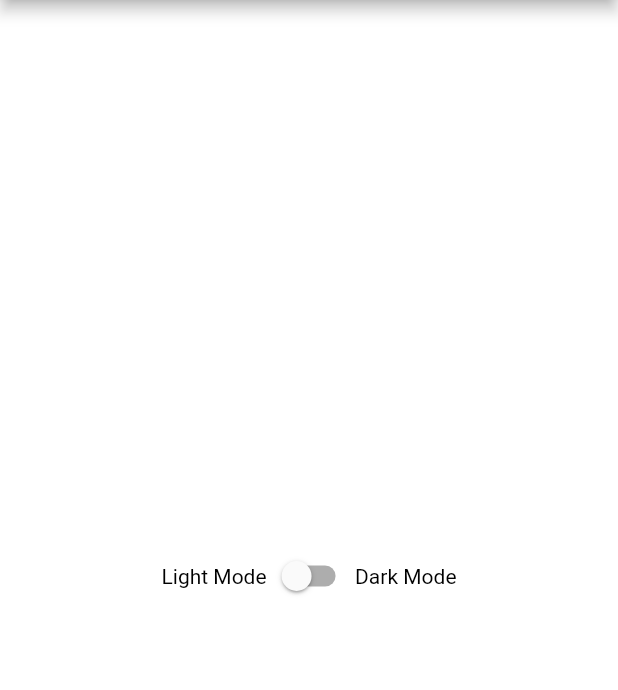
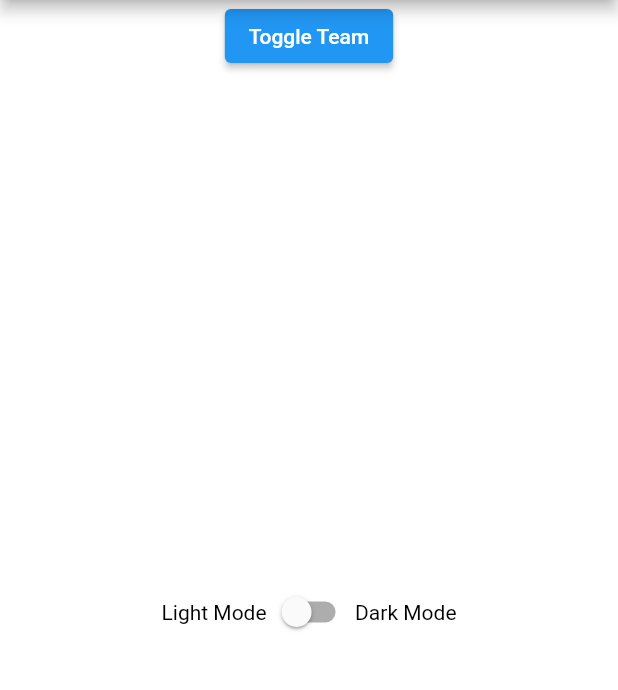
Before and after one commit to ClementPeter/riverpod_theme_switcher, a Flutter app: the screen it shows after launch, on a phone screen of 412 x 824 dp, the part 84-774 px from its top. Run offline on Flutter 3.47's test engine with Material 2 defaults, Android fonts, the phone set to English and light mode, and no system bars; our stand-ins replace flutter_riverpod.

Commit message:
🚀theme_riverpod” git push
git add .
git pull
git commit -m 🚀theme_riverpod”

```diff
--- a/lib/app_theme.dart
+++ b/lib/app_theme.dart
@@ -10,7 +10,7 @@ class AppTheme {
     scaffoldBackgroundColor: whiteColor,
     appBarTheme: const AppBarTheme(
       color: tealColor,
-      iconTheme: IconThemeData(color: whiteColor),
+      iconTheme: IconThemeData(color: blackColor),
     ),
     textTheme: const TextTheme(
       bodyMedium: TextStyle(color: blackColor),
--- a/lib/main.dart
+++ b/lib/main.dart
@@ -11,19 +11,113 @@ void main() {
   );
 }
 
+// //App Theming with Change Notifier Provider
+// class MyApp extends ConsumerWidget {
+//   const MyApp({super.key});
+
+//   @override
+//   Widget build(BuildContext context, WidgetRef ref) {
+//     final appThemeMode = ref.watch(appThemeChangeNotifierProvider);
+//     return MaterialApp(
+//       title: 'Riverpod theme Demo',
+//       theme: AppTheme.lightTheme,
+//       //setting 'darkTheme' helps enable system dark mode
+//       darkTheme: AppTheme.darkTheme,
+//       themeMode:
+//           appThemeMode.isDarkModeEnabled ? ThemeMode.dark : ThemeMode.light,
+//       home: const MyHomePage(title: 'Riverpod theme Demo'),
+//     );
+//   }
+// }
+
+// class MyHomePage extends StatefulWidget {
+//   const MyHomePage({super.key, required this.title});
+
+//   final String title;
+
+//   @override
+//   State<MyHomePage> createState() => _MyHomePageState();
+// }
+
+// class _MyHomePageState extends State<MyHomePage> {
+//   @override
+//   Widget build(BuildContext context) {
+//     return Scaffold(
+//       appBar: AppBar(
+//         title: Text(widget.title),
+//         centerTitle: true,
+//       ),
+//       body: const Column(
+//         mainAxisAlignment: MainAxisAlignment.center,
+//         children: <Widget>[
+//           Expanded(
+//             child: Row(
+//               mainAxisAlignment: MainAxisAlignment.center,
+//               children: [
+//                 Text('Light Mode'),
+//                 DarkModeSwitch(),
+//                 Text('Dark Mode'),
+//               ],
+//             ),
+//           ),
+//           //
+//         ],
+//       ),
+//     );
+//   }
+// }
+
+// class DarkModeSwitch extends ConsumerWidget {
+//   const DarkModeSwitch({super.key});
+
+//   @override
+//   Widget build(BuildContext context, WidgetRef ref) {
+//     final switchThemeMode = ref.watch(appThemeChangeNotifierProvider);
+//     return Switch(
+//       //value:ref.watch(appThemeChangeNotifierProvider.notifier).isDarkModeEnabled,
+//       value: switchThemeMode.isDarkModeEnabled,
+//       onChanged: (bool enabled) {
+//         if (enabled) {
+//           switchThemeMode.setDarkTheme();
+//         } else {
+//           switchThemeMode.setLightTheme();
+//         }
+//       },
+//     );
+//   }
+// }
+
+//
+//
+//
+//
+//
+//
+//
+//
+//
+//
+//
+//
+//
+//
+//
+//
+//
+
+//App Theming with State Notifier Provider
 class MyApp extends ConsumerWidget {
   const MyApp({super.key});
 
   @override
   Widget build(BuildContext context, WidgetRef ref) {
-    final appThemeMode = ref.watch(appThemeChangeNotifierProvider);
+    final appThemeMode = ref.watch(appThemeStateNotifierProvider);
     return MaterialApp(
       title: 'Riverpod theme Demo',
       theme: AppTheme.lightTheme,
       //setting 'darkTheme' helps enable system dark mode
       darkTheme: AppTheme.darkTheme,
-      themeMode:
-          appThemeMode.isDarkModeEnabled ? ThemeMode.dark : ThemeMode.light,
+      themeMode: appThemeMode ? ThemeMode.dark : ThemeMode.light,
       home: const MyHomePage(title: 'Riverpod theme Demo'),
     );
   }
@@ -46,9 +140,17 @@ class _MyHomePageState extends State<MyHomePage> {
         title: Text(widget.title),
         centerTitle: true,
       ),
-      body: const Column(
+      body: Column(
         mainAxisAlignment: MainAxisAlignment.center,
         children: <Widget>[
+          Consumer(builder: (context, ref, child) {
+            return ElevatedButton(
+              onPressed: () {},
+              child: Text('Toggle Team'),
+            );
+          }
+              //child:
+              ),
           Expanded(
             child: Row(
               mainAxisAlignment: MainAxisAlignment.center,
--- a/lib/theme_provider.dart
+++ b/lib/theme_provider.dart
@@ -1,14 +1,14 @@
 import 'package:flutter/material.dart';
 import 'package:flutter_riverpod/flutter_riverpod.dart';
 
-///Declare provider for AppThemeState
+///Declare ChangeNotifierProvider for AppThemeNotifier
 final appThemeChangeNotifierProvider =
-    ChangeNotifierProvider<AppThemeNotifier>((ref) {
-  return AppThemeNotifier();
+    ChangeNotifierProvider<AppThemeChangeNotifier>((ref) {
+  return AppThemeChangeNotifier();
 });
 
 //provider class  to toggle App theme
-class AppThemeNotifier extends ChangeNotifier {
+class AppThemeChangeNotifier extends ChangeNotifier {
   //toggle theme modes
   bool isDarkModeEnabled = false;
 
@@ -24,3 +24,28 @@ class AppThemeNotifier extends ChangeNotifier {
     notifyListeners();
   }
 }
+
+//
+//
+//
+//
+//
+//
+//
+//
+//
+//
+///Re-writing using STATE NOTIFIER PROVIDER
+///
+final appThemeStateNotifierProvider = StateNotifierProvider((ref) {
+  return AppThemeStateNotifier();
+});
+
+class AppThemeStateNotifier extends StateNotifier<bool> {
+  AppThemeStateNotifier() : super(false);
+
+  //toggle themeMode
+  void toggleTheme() {
+    state = !state;
+  }
+}
```
